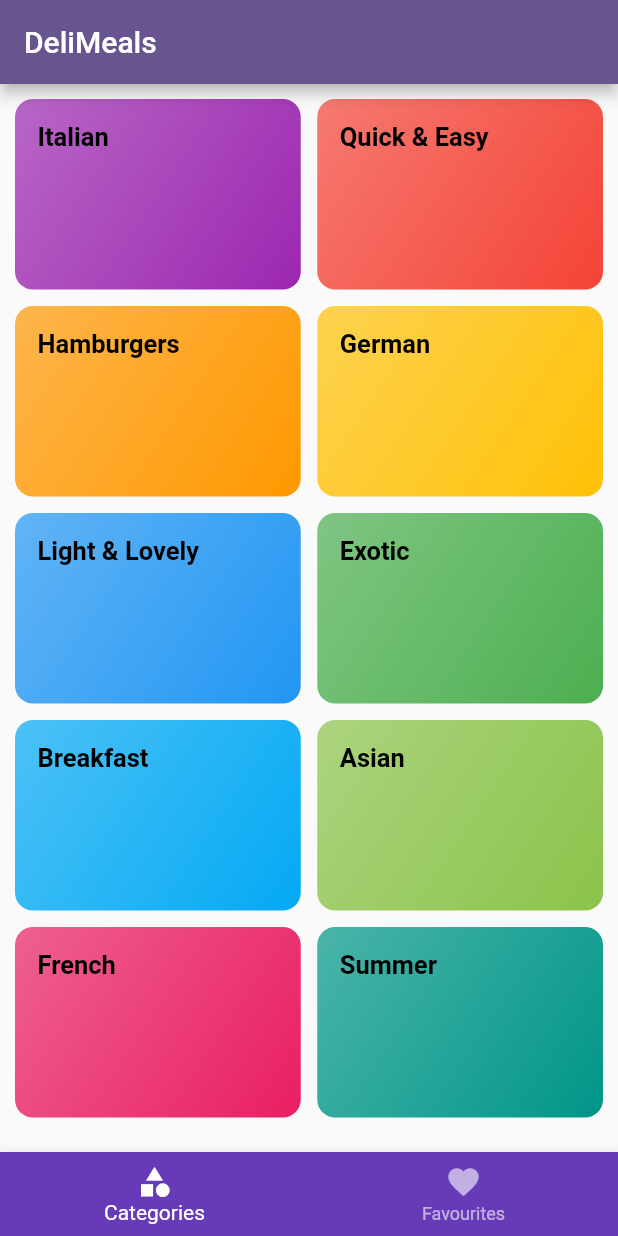
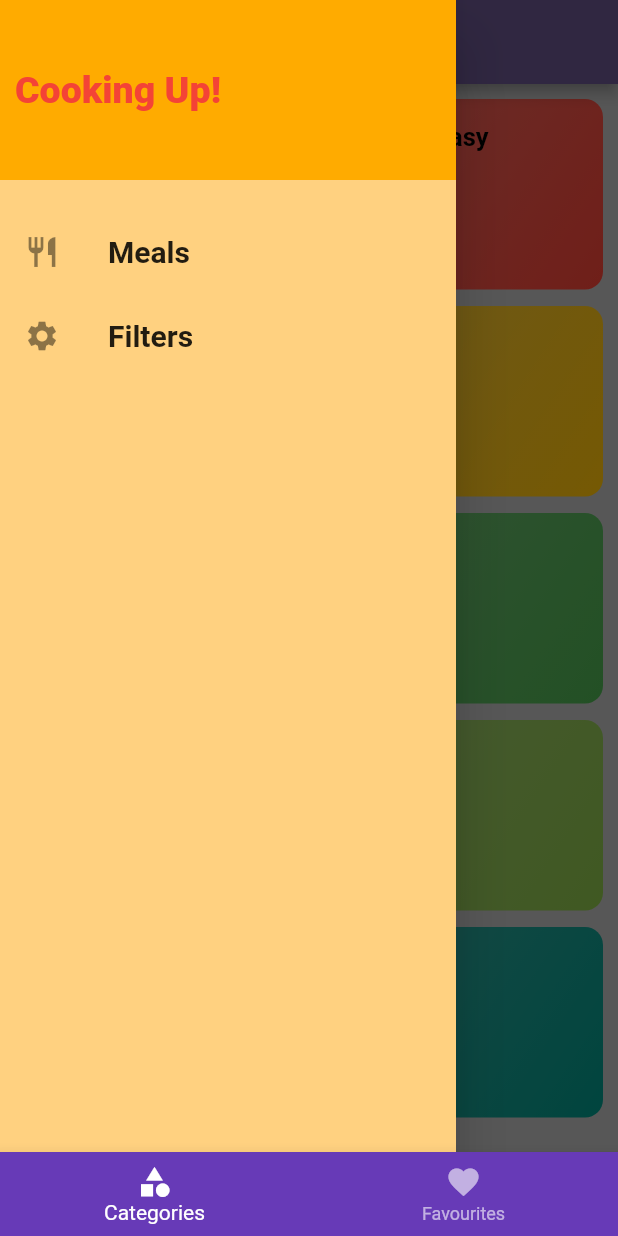
Before and after one commit to 420saqi/meals-App, a Flutter app: the screen it shows after launch, with the side drawer open (before the commit the screen has no drawer), on a phone screen of 412 x 824 dp. Run offline on Flutter 3.47's test engine with Material 2 defaults, Android fonts, the phone set to English and light mode, and no system bars.

Commit message:
filters are done but no logic

```diff
--- a/lib/main.dart
+++ b/lib/main.dart
@@ -1,6 +1,7 @@
 import 'package:flutter/material.dart';
 import 'package:mealsapp/screens/category_meals_screen.dart';
 import 'package:mealsapp/screens/category_screen.dart';
+import 'package:mealsapp/screens/filters_screen.dart';
 import 'package:mealsapp/screens/meals_details_screen.dart';
 import 'package:mealsapp/screens/tab_bar_screen.dart';
 
@@ -30,6 +31,7 @@ class MyApp extends StatelessWidget {
         '/': (context) => const TabsBarScreen(), // default route
         'category-meals': (context) => const CategoryMealScreen(),
         MealsDetailScreen.mealsScreenRoute: (context) => MealsDetailScreen(),
+        FiltersScreen.filtersRouteName :(context) =>  FiltersScreen(),
       },
 
       // in case some route isn't defined in above routes section
--- a/lib/screens/category_screen.dart
+++ b/lib/screens/category_screen.dart
@@ -1,6 +1,7 @@
 import 'package:flutter/material.dart';
 import 'package:mealsapp/widget/category_item.dart';
 import 'package:mealsapp/dummy_data.dart';
+import 'package:mealsapp/widget/main_drawer_for_tabBar.dart';
 
 class CategoriesScreen extends StatelessWidget {
   const CategoriesScreen({super.key});
@@ -8,9 +9,11 @@ class CategoriesScreen extends StatelessWidget {
   @override
   Widget build(BuildContext context) {
     return Scaffold(
+      backgroundColor: Colors.grey.shade400,
       appBar: AppBar(
         title: const Text('DeliMeals'),
       ),
+      drawer: MainDrawer(),
       body: GridView(
         padding: const EdgeInsets.all(10),
         gridDelegate: const SliverGridDelegateWithMaxCrossAxisExtent(
--- a/lib/screens/tab_bar_screen.dart
+++ b/lib/screens/tab_bar_screen.dart
@@ -2,6 +2,7 @@ import 'package:flutter/cupertino.dart';
 import 'package:flutter/material.dart';
 import 'package:mealsapp/screens/category_screen.dart';
 import 'package:mealsapp/screens/favourite_screen.dart';
+import 'package:mealsapp/widget/main_drawer_for_tabBar.dart';
 
 class TabsBarScreen extends StatefulWidget {
   const TabsBarScreen({super.key});
--- a/lib/widget/category_item.dart
+++ b/lib/widget/category_item.dart
@@ -1,6 +1,4 @@
 import 'package:flutter/material.dart';
-import 'package:mealsapp/screens/category_meals_screen.dart';
-import 'package:mealsapp/screens/category_screen.dart';
 import 'package:mealsapp/main.dart';
 
 class CategoryItem extends StatelessWidget {
--- /dev/null
+++ b/lib/widget/main_drawer_for_tabBar.dart
@@ -0,0 +1,53 @@
+import 'package:flutter/material.dart';
+import 'package:mealsapp/screens/filters_screen.dart';
+
+class MainDrawer extends StatelessWidget {
+  const MainDrawer({super.key});
+Widget buildListTile(String title, IconData icon,Function() tapHandler)
+// you van also use simple Icon instead of IconData then you have to
+  // just write leading:icon and not leading : Icon(icon),
+  // but below you have to provide Icon(Icons.restaurant than
+  // Icons.restaurant but IconData is more useful for performance
+
+{
+  return ListTile(
+    onTap: tapHandler,
+    leading: Icon(icon),
+    title: Text(title,style: const TextStyle(
+      fontSize: 20,
+      fontWeight: FontWeight.bold,
+    ),),
+  );
+}
+  @override
+  Widget build(BuildContext context) {
+    return Drawer(
+      backgroundColor: Colors.orangeAccent.shade100,
+      child: Column(
+        children: [
+          Container(
+            height: 120,
+            width: double.infinity,
+            color: Colors.amberAccent.shade700,
+            padding: const EdgeInsets.all(10),
+            alignment: Alignment.centerLeft,
+            child: const Text('Cooking Up!',style: TextStyle(
+              fontWeight: FontWeight.w900,
+              fontSize: 25,
+              color: Colors.red,
+            ),),
+          ),
+          const SizedBox(height: 20,),
+         buildListTile('Meals', Icons.restaurant,
+             (){
+           Navigator.of(context).pushReplacementNamed('/');
+             },
+         ),
+          buildListTile('Filters', Icons.settings,(){
+            Navigator.of(context).pushReplacementNamed(FiltersScreen.filtersRouteName);
+          },),
+        ],
+      ),
+    );
+  }
+}
```
Also changed, not shown: lib/screens/category_meals_screen.dart (+37 -9 lines), lib/screens/filters_screen.dart (added, +101 -0 lines), lib/screens/meals_details_screen.dart (+7 -1 lines), lib/widget/meal_item.dart (+9 -2 lines).
